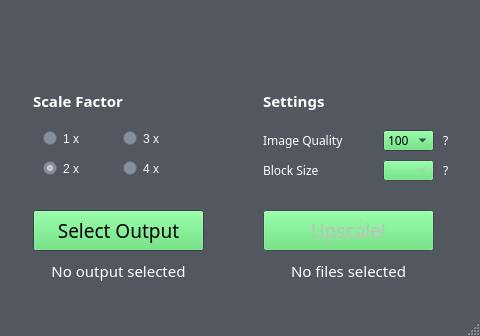
First picture: the form in src/gui/Dandere2xGui.ui, repository akai-katto/dandere2x, before the edit; both pictures show x 227 to 707 and y 0 to 336 of the 707 by 336 pixel window.
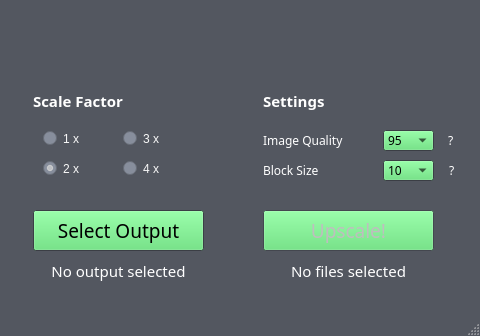
Second picture: the form after the edit.

Commit message: hard coded block sizes, made question marks easier to hover over

What changed in the file:
```diff
--- a/src/gui/Dandere2xGui.ui
+++ b/src/gui/Dandere2xGui.ui
@@ -1889,13 +1889,8 @@
      </font>
     </property>
     <property name="currentText">
-     <string>100</string>
+     <string>95</string>
     </property>
-    <item>
-     <property name="text">
-      <string>100</string>
-     </property>
-    </item>
     <item>
      <property name="text">
       <string>95</string>
@@ -2178,7 +2173,7 @@
    </widget>
    <widget class="QComboBox" name="block_size_combo_box">
     <property name="enabled">
-     <bool>false</bool>
+     <bool>true</bool>
     </property>
     <property name="geometry">
      <rect>
@@ -2288,8 +2283,38 @@
      </font>
     </property>
     <property name="currentText">
-     <string/>
+     <string>20</string>
     </property>
+    <item>
+     <property name="text">
+      <string>10</string>
+     </property>
+    </item>
+    <item>
+     <property name="text">
+      <string>15</string>
+     </property>
+    </item>
+    <item>
+     <property name="text">
+      <string>20</string>
+     </property>
+    </item>
+    <item>
+     <property name="text">
+      <string>30</string>
+     </property>
+    </item>
+    <item>
+     <property name="text">
+      <string>40</string>
+     </property>
+    </item>
+    <item>
+     <property name="text">
+      <string>60</string>
+     </property>
+    </item>
    </widget>
    <widget class="QLabel" name="video_label_7">
     <property name="geometry">
@@ -2408,7 +2433,7 @@
      <rect>
       <x>670</x>
       <y>160</y>
-      <width>20</width>
+      <width>40</width>
       <height>20</height>
      </rect>
     </property>
@@ -2516,15 +2541,15 @@
  selecting this.,               </string>
     </property>
     <property name="text">
-     <string>?</string>
+     <string>  ?</string>
     </property>
    </widget>
    <widget class="QLabel" name="quality_help">
     <property name="geometry">
      <rect>
-      <x>670</x>
+      <x>669</x>
       <y>130</y>
-      <width>20</width>
+      <width>41</width>
       <height>20</height>
      </rect>
     </property>
@@ -2632,7 +2657,7 @@
  The developer highly recommends a value between 70-80</string>
     </property>
     <property name="text">
-     <string>?</string>
+     <string>  ?</string>
     </property>
    </widget>
    <widget class="QLabel" name="upscale_status_label">
```
Left out of the diff: 5 changed lines with no effect on the pictures. The commit also changes 1 other file.
